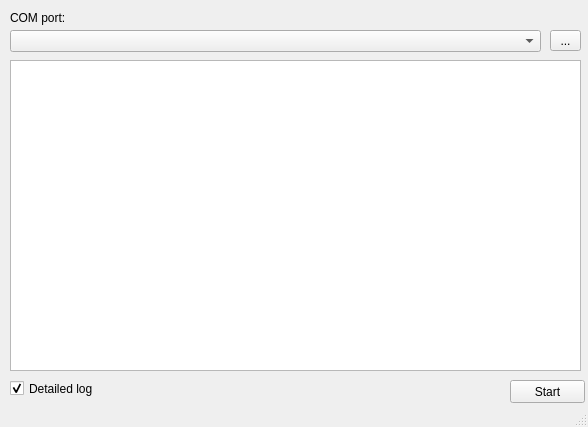
First picture: the form in CStationFXSender/mainwindow.ui, repository Pvg08/CStationFXSenderReciever, before the edit.
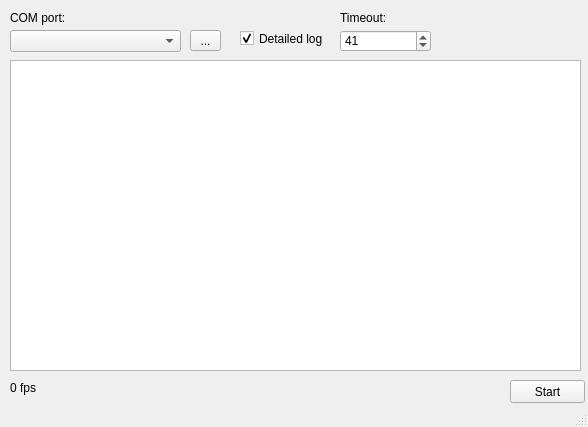
Second picture: the form after the edit.

```diff
--- a/CStationFXSender/mainwindow.ui
+++ b/CStationFXSender/mainwindow.ui
@@ -19,7 +19,7 @@
      <rect>
       <x>10</x>
       <y>10</y>
-      <width>571</width>
+      <width>171</width>
       <height>16</height>
      </rect>
     </property>
@@ -58,7 +58,7 @@
      <rect>
       <x>10</x>
       <y>30</y>
-      <width>531</width>
+      <width>171</width>
       <height>22</height>
      </rect>
     </property>
@@ -66,7 +66,7 @@
    <widget class="QToolButton" name="toolButton_refresh">
     <property name="geometry">
      <rect>
-      <x>550</x>
+      <x>190</x>
       <y>30</y>
       <width>31</width>
       <height>21</height>
@@ -79,8 +79,8 @@
    <widget class="QCheckBox" name="checkBox_detailed">
     <property name="geometry">
      <rect>
-      <x>10</x>
-      <y>380</y>
+      <x>240</x>
+      <y>30</y>
       <width>91</width>
       <height>17</height>
      </rect>
@@ -92,6 +92,51 @@
      <bool>true</bool>
     </property>
    </widget>
+   <widget class="QSpinBox" name="spinBox_timeout">
+    <property name="geometry">
+     <rect>
+      <x>340</x>
+      <y>30</y>
+      <width>91</width>
+      <height>22</height>
+     </rect>
+    </property>
+    <property name="minimum">
+     <number>1</number>
+    </property>
+    <property name="maximum">
+     <number>9000000</number>
+    </property>
+    <property name="value">
+     <number>41</number>
+    </property>
+   </widget>
+   <widget class="QLabel" name="label_2">
+    <property name="geometry">
+     <rect>
+      <x>340</x>
+      <y>10</y>
+      <width>91</width>
+      <height>16</height>
+     </rect>
+    </property>
+    <property name="text">
+     <string>Timeout:</string>
+    </property>
+   </widget>
+   <widget class="QLabel" name="label_freq">
+    <property name="geometry">
+     <rect>
+      <x>10</x>
+      <y>380</y>
+      <width>81</width>
+      <height>16</height>
+     </rect>
+    </property>
+    <property name="text">
+     <string>0 fps</string>
+    </property>
+   </widget>
   </widget>
   <widget class="QStatusBar" name="statusBar"/>
  </widget>
```
